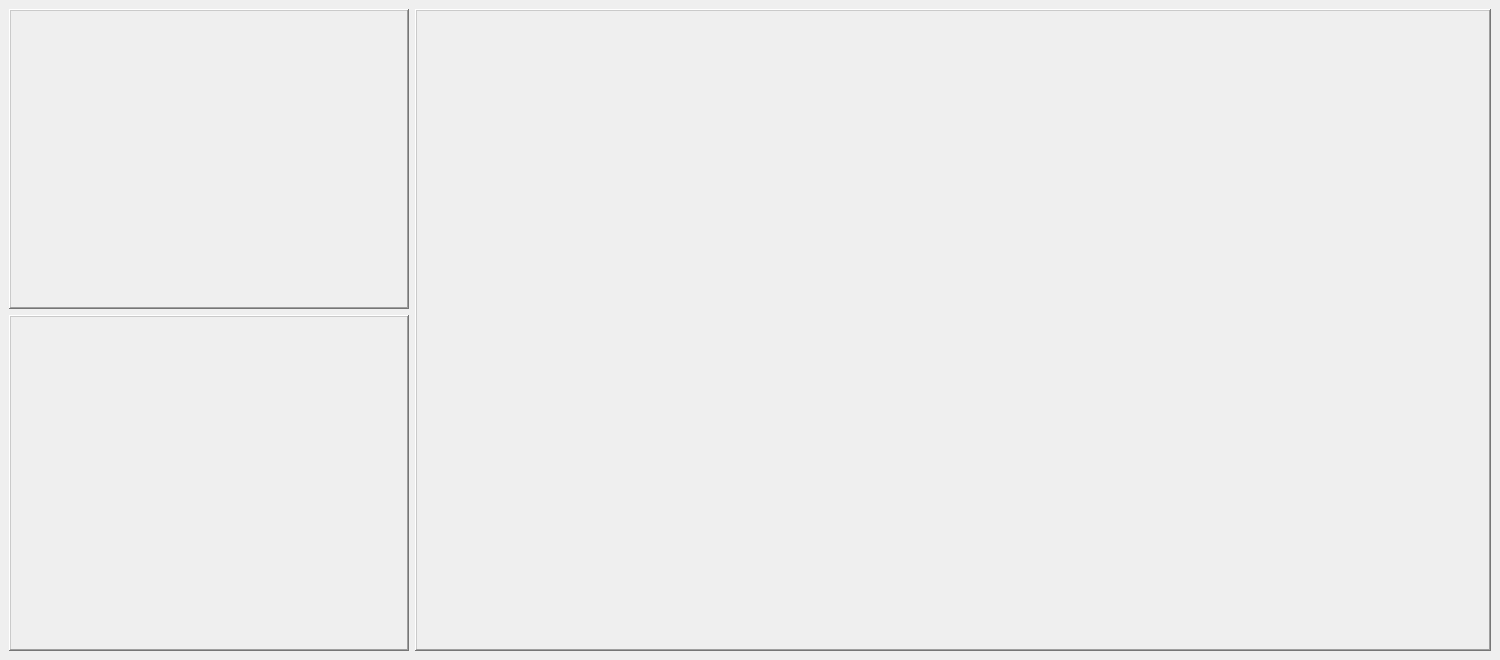
AndaCondaa/Dental_Imaging_SW_System, file Project/src/imaging/ImagingSW/mainwindow.ui: the form before one commit.
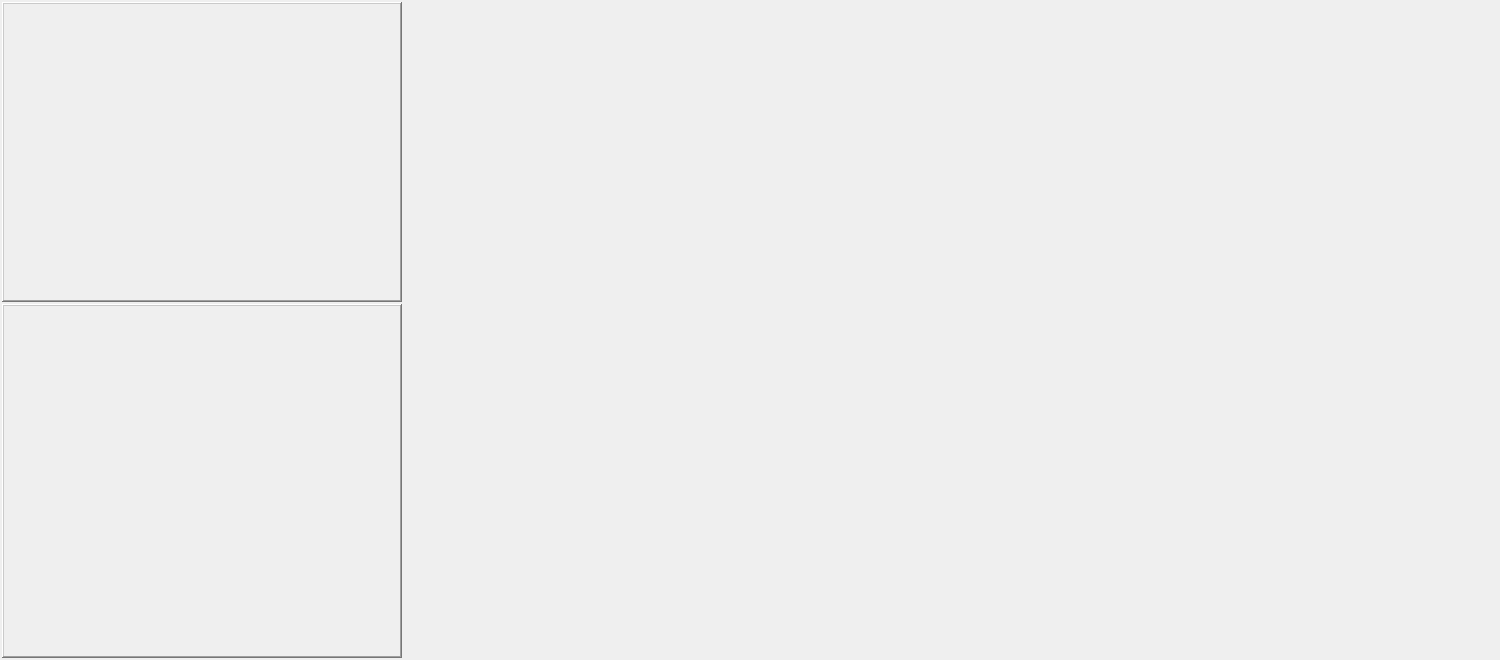
The form after the commit.

Diff of the .ui file:
```diff
--- a/Project/src/imaging/ImagingSW/mainwindow.ui
+++ b/Project/src/imaging/ImagingSW/mainwindow.ui
@@ -36,6 +36,21 @@
   </property>
   <widget class="QWidget" name="centralwidget">
    <layout class="QGridLayout" name="gridLayout">
+    <property name="leftMargin">
+     <number>2</number>
+    </property>
+    <property name="topMargin">
+     <number>2</number>
+    </property>
+    <property name="rightMargin">
+     <number>2</number>
+    </property>
+    <property name="bottomMargin">
+     <number>2</number>
+    </property>
+    <property name="spacing">
+     <number>2</number>
+    </property>
     <item row="0" column="0">
      <layout class="QHBoxLayout" name="horizontalLayout">
       <item>
@@ -101,7 +116,7 @@
          </size>
         </property>
         <property name="frameShape">
-         <enum>QFrame::WinPanel</enum>
+         <enum>QFrame::NoFrame</enum>
         </property>
         <property name="frameShadow">
          <enum>QFrame::Raised</enum>
```
